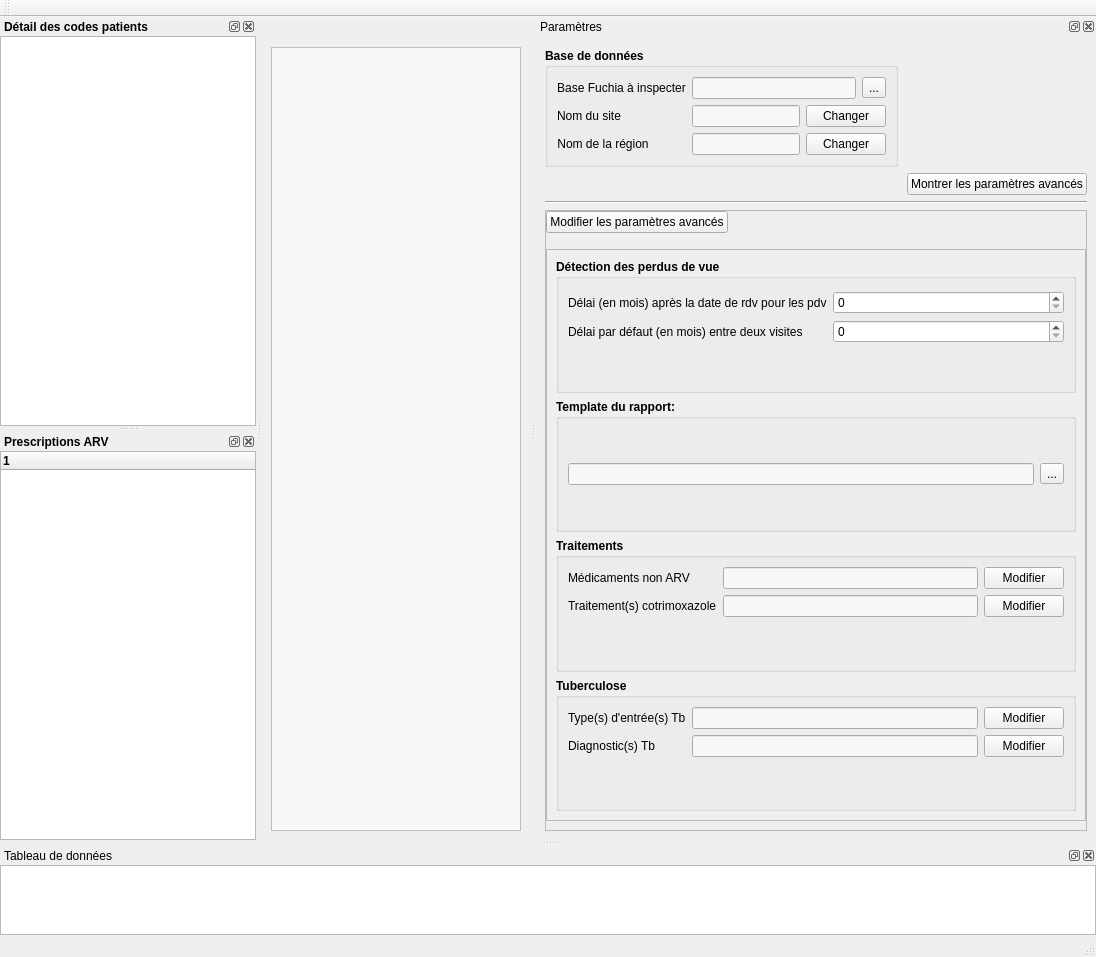
Solthis/Fugen-2.0, file gui/ui/mainwindow.ui: the form before one commit.
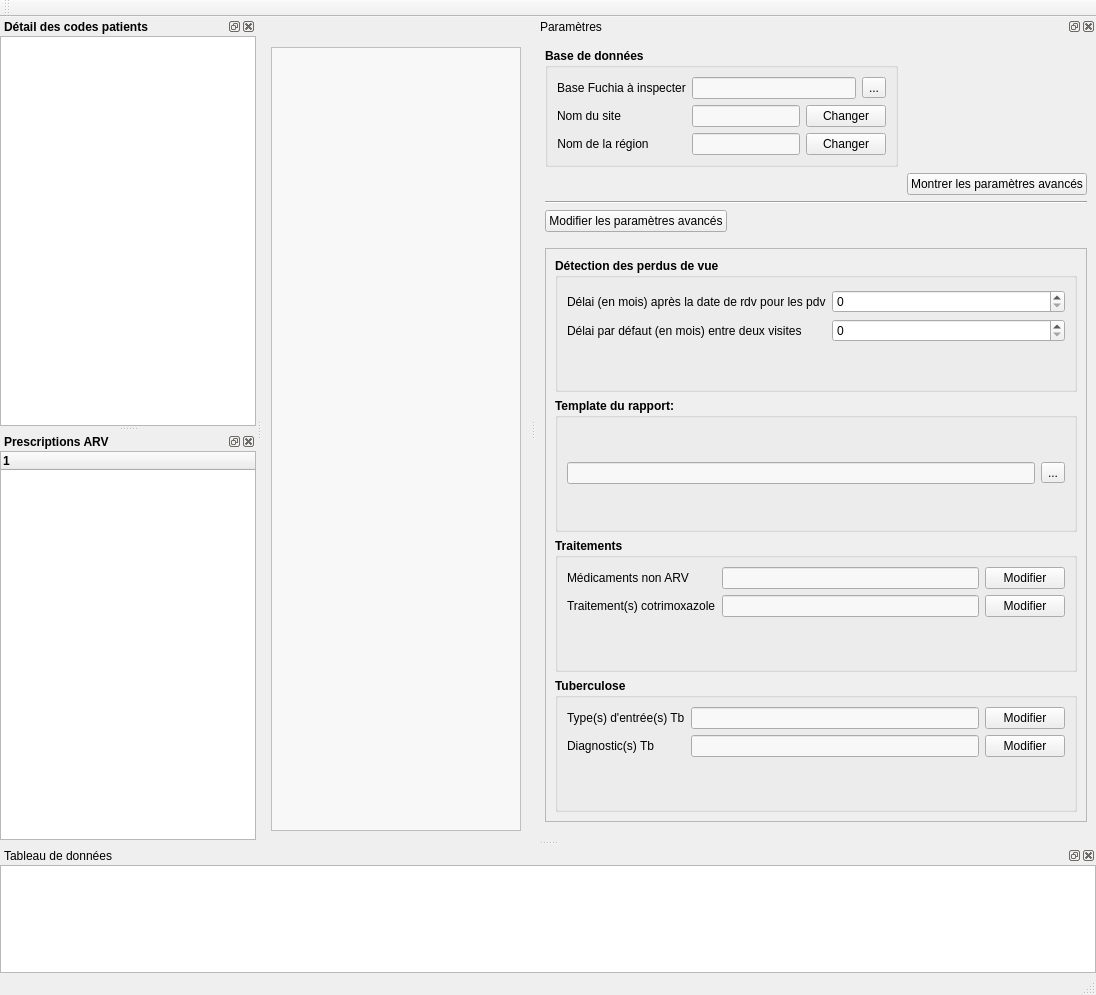
The form after the commit.

Diff of the .ui file:
```diff
--- a/gui/ui/mainwindow.ui
+++ b/gui/ui/mainwindow.ui
@@ -7,7 +7,7 @@
     <x>0</x>
     <y>0</y>
     <width>1096</width>
-    <height>899</height>
+    <height>995</height>
    </rect>
   </property>
   <property name="windowTitle">
@@ -686,7 +686,7 @@
      <item>
       <widget class="QFrame" name="advanced_frame">
        <property name="frameShape">
-        <enum>QFrame::StyledPanel</enum>
+        <enum>QFrame::NoFrame</enum>
        </property>
        <property name="frameShadow">
         <enum>QFrame::Raised</enum>
@@ -747,7 +747,7 @@
             <rect>
              <x>0</x>
              <y>0</y>
-             <width>525</width>
+             <width>540</width>
              <height>442</height>
             </rect>
            </property>
```
Left out of the diff: 2 changed lines with no effect on the pictures.
